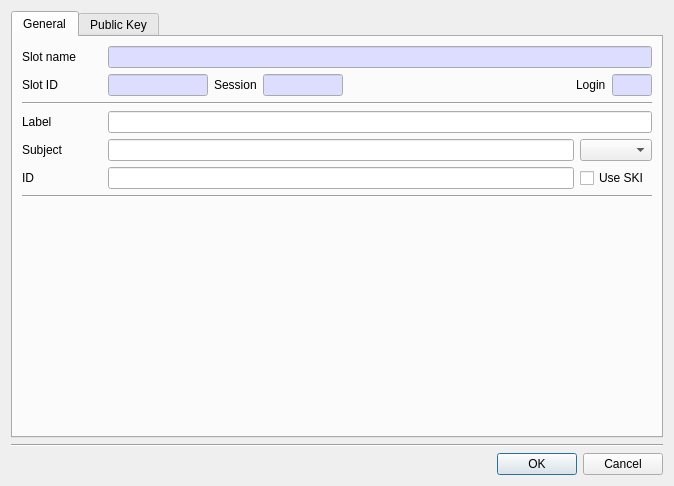
jykim74/CryptokiMan, file CryptokiMan/create_ec_pub_key_dlg.ui: the form before one commit.
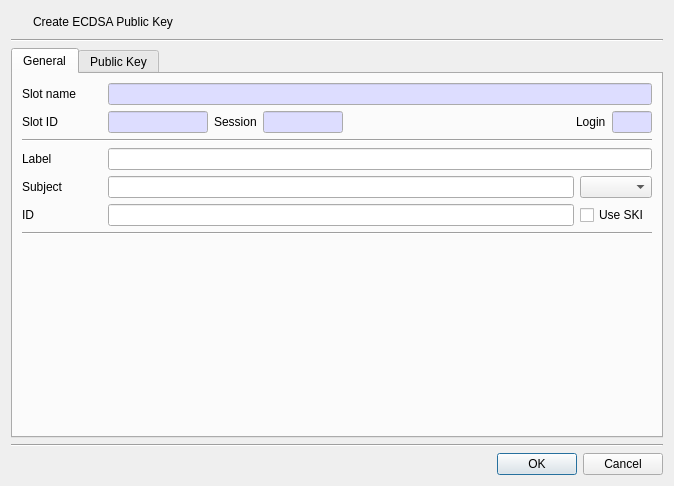
The form after the commit. Icons and pictures are not drawn.

Patch:
```diff
--- a/CryptokiMan/create_ec_pub_key_dlg.ui
+++ b/CryptokiMan/create_ec_pub_key_dlg.ui
@@ -14,6 +14,50 @@
    <string>Create ec public key</string>
   </property>
   <layout class="QVBoxLayout" name="verticalLayout">
+   <item>
+    <layout class="QGridLayout" name="gridLayout_7">
+     <item row="0" column="0">
+      <widget class="QPushButton" name="mECBtn">
+       <property name="minimumSize">
+        <size>
+         <width>16</width>
+         <height>0</height>
+        </size>
+       </property>
+       <property name="maximumSize">
+        <size>
+         <width>16</width>
+         <height>16777215</height>
+        </size>
+       </property>
+       <property name="text">
+        <string/>
+       </property>
+       <property name="icon">
+        <iconset resource="cryptokiman.qrc">
+         <normaloff>:/images/ec_pu.png</normaloff>:/images/ec_pu.png</iconset>
+       </property>
+       <property name="flat">
+        <bool>true</bool>
+       </property>
+      </widget>
+     </item>
+     <item row="0" column="1">
+      <widget class="QLabel" name="mHeadLabel">
+       <property name="text">
+        <string>Create ECDSA Public Key</string>
+       </property>
+      </widget>
+     </item>
+    </layout>
+   </item>
+   <item>
+    <widget class="Line" name="line_6">
+     <property name="orientation">
+      <enum>Qt::Horizontal</enum>
+     </property>
+    </widget>
+   </item>
    <item>
     <widget class="QTabWidget" name="tabWidget">
      <property name="currentIndex">
```
Left out of the diff: 4 changed lines with no effect on the pictures.
